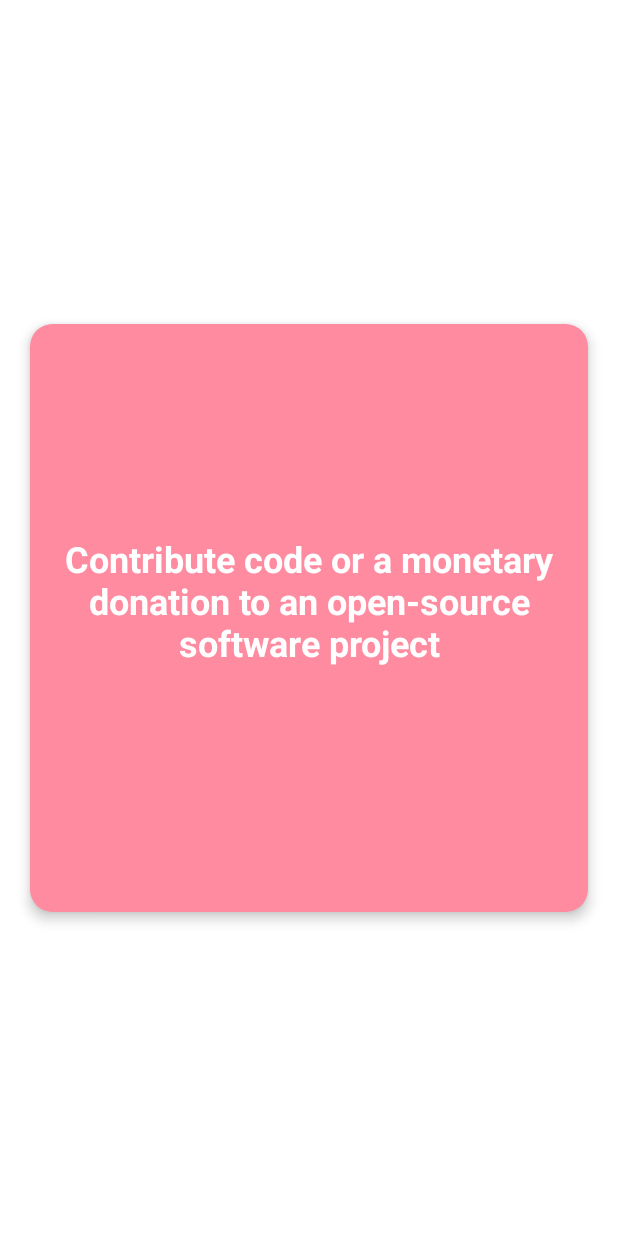
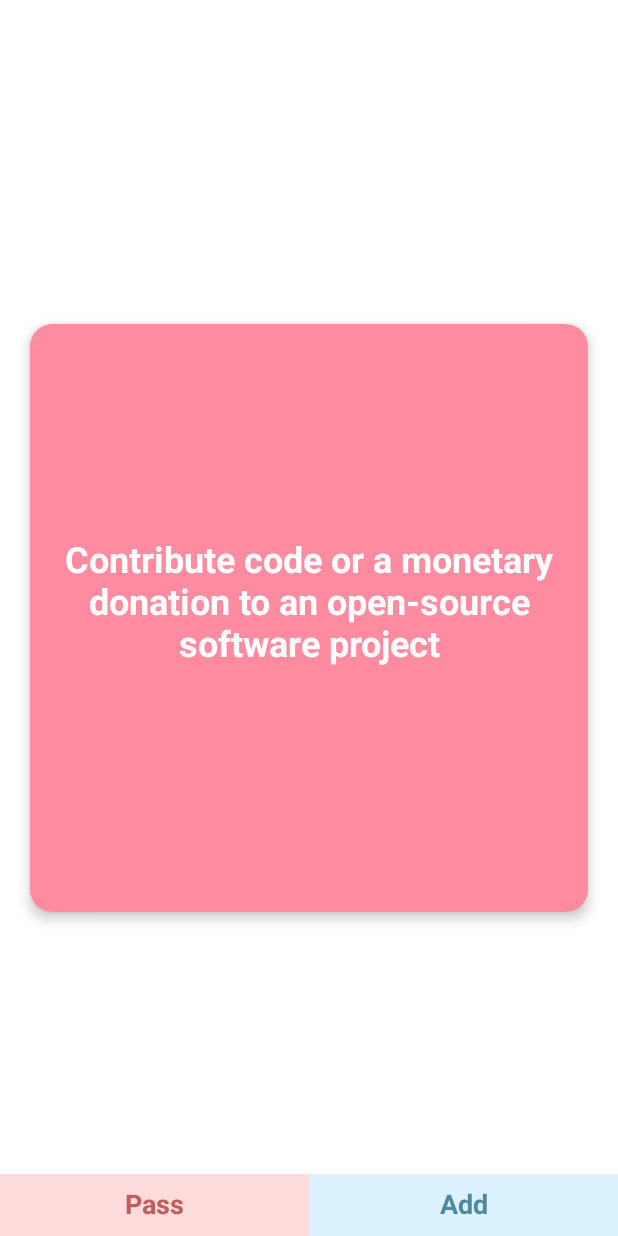
Before and after one commit to akhilasdeveloper/Bored, an Android app built with Jetpack Compose: the screen it shows after launch (MainActivity), on a phone screen of 412 x 824 dp. Run offline under Robolectric (Android 15) with nearby library versions, the phone set to English and light mode, and no system bars.

Commit message:
Commit for the day

```diff
--- a/app/src/main/java/com/akhilasdeveloper/bored/MainActivity.kt
+++ b/app/src/main/java/com/akhilasdeveloper/bored/MainActivity.kt
@@ -1,14 +1,12 @@
 package com.akhilasdeveloper.bored
 
 import android.os.Bundle
+import android.view.MotionEvent
 import androidx.activity.ComponentActivity
 import androidx.activity.compose.setContent
 import androidx.compose.animation.AnimatedVisibility
 import androidx.compose.animation.ExperimentalAnimationApi
-import androidx.compose.animation.core.Easing
-import androidx.compose.animation.core.FastOutSlowInEasing
-import androidx.compose.animation.core.animateDpAsState
-import androidx.compose.animation.core.tween
+import androidx.compose.animation.core.*
 import androidx.compose.animation.expandVertically
 import androidx.compose.animation.shrinkVertically
 import androidx.compose.foundation.background
@@ -21,10 +19,14 @@ import androidx.compose.runtime.Composable
 import androidx.compose.runtime.mutableStateOf
 import androidx.compose.runtime.*
 import androidx.compose.ui.Alignment
+import androidx.compose.ui.ExperimentalComposeUiApi
 import androidx.compose.ui.Modifier
+import androidx.compose.ui.draw.scale
 import androidx.compose.ui.graphics.Color
+import androidx.compose.ui.graphics.RectangleShape
 import androidx.compose.ui.input.pointer.consumeAllChanges
 import androidx.compose.ui.input.pointer.pointerInput
+import androidx.compose.ui.input.pointer.pointerInteropFilter
 import androidx.compose.ui.text.TextStyle
 import androidx.compose.ui.text.font.FontStyle
 import androidx.compose.ui.text.font.FontWeight
@@ -37,6 +39,7 @@ import com.akhilasdeveloper.bored.ui.theme.*
 import kotlin.math.roundToInt
 
 @ExperimentalAnimationApi
+@ExperimentalComposeUiApi
 class MainActivity : ComponentActivity() {
     override fun onCreate(savedInstanceState: Bundle?) {
         super.onCreate(savedInstanceState)
@@ -59,6 +62,7 @@ class MainActivity : ComponentActivity() {
     }
 }
 
+@ExperimentalComposeUiApi
 @ExperimentalAnimationApi
 @Preview(showBackground = true)
 @Composable
@@ -87,6 +91,7 @@ fun PreviewMoreContent() {
     )
 }
 
+@ExperimentalComposeUiApi
 @ExperimentalAnimationApi
 @Composable
 fun Greeting(
@@ -98,50 +103,127 @@ fun Greeting(
     price: Float,
     link: String
 ) {
+    Box(
+        modifier = Modifier.fillMaxSize(),
+        contentAlignment = Alignment.BottomCenter
+    ) {
+        Row(
+            modifier = Modifier.fillMaxWidth()
+        ) {
+            Box(
+                Modifier
+                    .weight(1f)
+                    .background(buttonOrange),
+                contentAlignment = Alignment.Center
+            ) {
+                Box(Modifier.padding(10.dp))
+                {
+                    CardSecondText(text = "Pass", textColor = textOrange)
+                }
+            }
+
+            Box(
+                Modifier
+                    .weight(1f)
+                    .background(buttonGreen),
+                contentAlignment = Alignment.Center
+            ) {
+                Box(Modifier.padding(10.dp))
+                {
+                    CardSecondText(text = "Add", textColor = textGreen)
+                }
+            }
+        }
+    }
+    Box(
+        modifier = modifier
+            .fillMaxSize()
+            .padding(20.dp),
+        contentAlignment = Alignment.Center
+    ) {
+        CardView(
+            activityName = activityName,
+            accessibility = accessibility,
+            type = type,
+            participants = participants,
+            price = price,
+            link = link
+        )
+    }
+}
+
+@ExperimentalAnimationApi
+@Composable
+fun CardView(
+    activityName: String,
+    accessibility: Float,
+    type: String,
+    participants: Int,
+    price: Float,
+    link: String
+) {
     var moreIsVisible by remember {
         mutableStateOf(false)
     }
+    var isAnimate by remember { mutableStateOf(false) }
 
     var offsetX by remember { mutableStateOf(0f) }
     var offsetY by remember { mutableStateOf(0f) }
+    var scale by remember { mutableStateOf(1f) }
 
-    Column(
-        modifier = modifier
-            .fillMaxSize()
-            .padding(20.dp)
-            .offset { IntOffset(offsetX.roundToInt(), offsetY.roundToInt()) }
-            .pointerInput(Unit) {
-                detectDragGestures { change, dragAmount ->
-                    change.consumeAllChanges()
-
-                    val (x,y) = dragAmount
-                    when {
-                        x > 0 ->{ /* right */ }
-                        x < 0 ->{ /* left */ }
-                    }
-                    when {
-                        y > 0 -> { /* down */ }
-                        y < 0 -> { /* up */ }
-                    }
-
-                    offsetX += dragAmount.x
-                    offsetY += dragAmount.y
-                }
-            },
-        horizontalAlignment = Alignment.CenterHorizontally,
-        verticalArrangement = Arrangement.Center
-    ) {
+    val offsetXAnim by animateFloatAsState(targetValue = offsetX)
+    val offsetYAnim by animateFloatAsState(targetValue = offsetY)
+    val scaleAnim by animateFloatAsState(targetValue = scale)
     Card(
         shape = RoundedCornerShape(15.dp),
         backgroundColor = cardRose,
-            elevation = 5.dp
+        elevation = 5.dp,
+        modifier = Modifier
+            .offset {
+                if (isAnimate) IntOffset(offsetXAnim.roundToInt(), offsetYAnim.roundToInt()) else
+                    IntOffset(offsetX.roundToInt(), offsetY.roundToInt())
+            }
+            .scale(scaleAnim)
+            .pointerInput(Unit) {
+                detectDragGestures(onDragEnd = {
+                    offsetX = 0f
+                    offsetY = 0f
+                    scale = 1f
+                    isAnimate = true
+                }) { change, dragAmount ->
+
+                    change.consumeAllChanges()
+
+                    isAnimate = false
+
+                    val (x, y) = dragAmount
+                    when {
+                        x > 0 -> { /* right */
+                        }
+                        x < 0 -> { /* left */
+                        }
+                    }
+                    when {
+                        y > 0 -> { /* down */
+                        }
+                        y < 0 -> { /* up */
+                        }
+                    }
+
+                    offsetX += dragAmount.x * scale
+                    if (offsetY + (dragAmount.y * scale) >= 0)
+                        offsetY += dragAmount.y * scale
+                    if (offsetX >= 200 || offsetX <= -200)
+                        scale = .3f
+
+                }
+            }
     ) {
         Column(
             modifier = Modifier
                 .fillMaxWidth()
                 .clickable(
                     onClick = {
-//                            buttonIsVisible = true
                         moreIsVisible = !moreIsVisible
                     }
                 ),
@@ -157,25 +239,6 @@ fun Greeting(
                 CardPrimaryText(activityName = activityName, textColor = Color.White)
             }
             Spacer(modifier = Modifier.height(20.dp))
-                /*AnimatedVisibility(
-                    visible = buttonIsVisible,
-                    enter = expandVertically(animationSpec = tween(durationMillis = 500)),
-                    exit = shrinkVertically(animationSpec = tween(durationMillis = 500))
-                ) {
-                    Button(
-                        onClick = {
-                            buttonIsVisible = false
-                            moreIsVisible = true
-                        },
-                        modifier = Modifier
-                            .fillMaxWidth(),
-                        colors = ButtonDefaults.buttonColors(backgroundColor = buttonBlack)
-                    ) {
-                        Box(modifier = Modifier.padding(10.dp)) {
-                            CardSecondText(text = "More", textColor = Color.White)
-                        }
-                    }
-                }*/
             AnimatedVisibility(
                 visible = moreIsVisible,
                 enter = expandVertically(animationSpec = tween(durationMillis = 500)),
@@ -193,7 +256,6 @@ fun Greeting(
 
         }
 
-        }
     }
 }
 
--- a/app/src/main/java/com/akhilasdeveloper/bored/ui/theme/Color.kt
+++ b/app/src/main/java/com/akhilasdeveloper/bored/ui/theme/Color.kt
@@ -9,3 +9,8 @@ val Teal200 = Color(0xFF03DAC5)
 
 val cardRose = Color(0xFFFF8BA0)
 val buttonBlack = Color(0xFF494949)
+val buttonOrange = Color(0xFFFFDCDC)
+val buttonGreen = Color(0xFFDAF3FF)
+
+val textOrange = Color(0xFFC25C5C)
+val textGreen = Color(0xFF5088A3)
```
Lines whose indentation alone changed are shown as unchanged.
